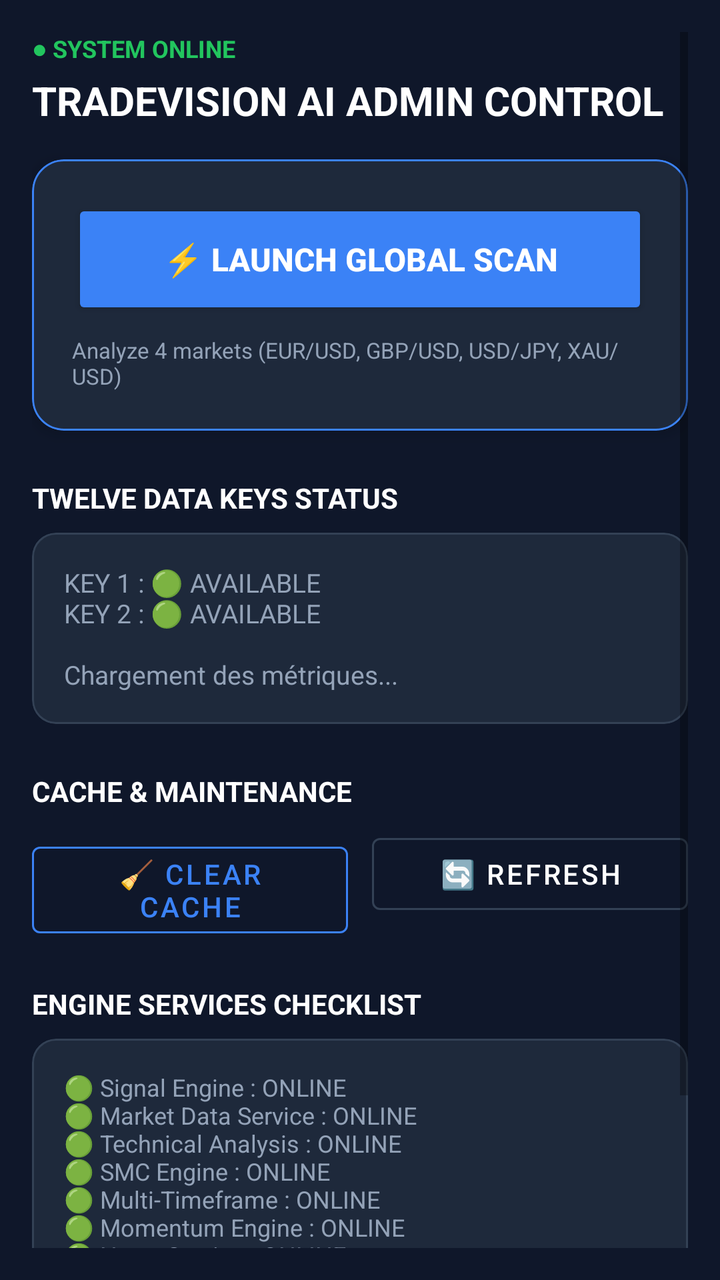
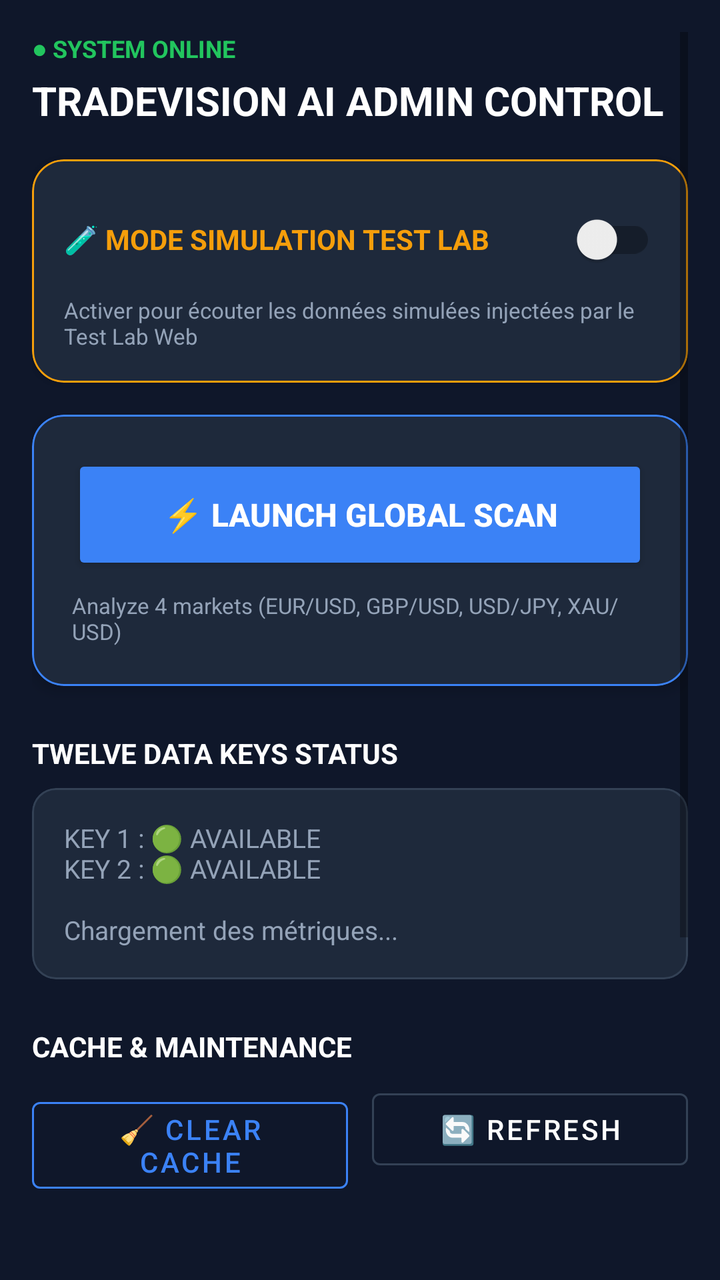

Before-and-after screenshots of an Android layout around one commit, followed by the original layout XML and the change that was made.
<!-- AndroidManifest.xml: application theme Theme.TradeVisionAI -->
<!-- res/layout/fragment_admin_control.xml -->
<?xml version="1.0" encoding="utf-8"?>
<ScrollView xmlns:android="http://schemas.android.com/apk/res/android"
    xmlns:app="http://schemas.android.com/apk/res-auto"
    android:layout_width="match_parent"
    android:layout_height="match_parent"
    android:background="@color/bg_main"
    android:padding="16dp">

    <LinearLayout
        android:layout_width="match_parent"
        android:layout_height="wrap_content"
        android:orientation="vertical">

        <TextView
            android:id="@+id/tvSystemStatus"
            android:layout_width="wrap_content"
            android:layout_height="wrap_content"
            android:text="● SYSTEM ONLINE"
            android:textColor="@color/signal_buy"
            android:textSize="12sp"
            android:textStyle="bold" />

        <TextView
            android:layout_width="wrap_content"
            android:layout_height="wrap_content"
            android:layout_marginTop="4dp"
            android:text="TRADEVISION AI ADMIN CONTROL"
            android:textColor="@color/text_main"
            android:textSize="20sp"
            android:textStyle="bold" />

        <com.google.android.material.card.MaterialCardView
            android:layout_width="match_parent"
            android:layout_height="wrap_content"
            android:layout_marginTop="16dp"
            app:cardBackgroundColor="@color/bg_card"
            app:cardCornerRadius="16dp"
            app:cardElevation="4dp"
            app:strokeColor="@color/admin_accent"
            app:strokeWidth="1dp">

            <LinearLayout
                android:layout_width="match_parent"
                android:layout_height="wrap_content"
                android:gravity="center"
                android:orientation="vertical"
                android:padding="20dp">

                <Button
                    android:id="@+id/btnScanAll"
                    android:layout_width="match_parent"
                    android:layout_height="60dp"
                    android:backgroundTint="@color/admin_accent"
                    android:text="⚡ LAUNCH GLOBAL SCAN"
                    android:textColor="@color/text_main"
                    android:textSize="16sp"
                    android:textStyle="bold" />

                <TextView
                    android:layout_width="wrap_content"
                    android:layout_height="wrap_content"
                    android:layout_marginTop="8dp"
                    android:text="Analyze 4 markets (EUR/USD, GBP/USD, USD/JPY, XAU/USD)"
                    android:textColor="@color/text_secondary"
                    android:textSize="11sp" />
            </LinearLayout>
        </com.google.android.material.card.MaterialCardView>

        <TextView
            android:layout_width="wrap_content"
            android:layout_height="wrap_content"
            android:layout_marginTop="24dp"
            android:text="TWELVE DATA KEYS STATUS"
            android:textColor="@color/text_main"
            android:textSize="14sp"
            android:textStyle="bold" />

        <com.google.android.material.card.MaterialCardView
            android:layout_width="match_parent"
            android:layout_height="wrap_content"
            android:layout_marginTop="8dp"
            app:cardBackgroundColor="@color/bg_card"
            app:cardCornerRadius="12dp"
            app:strokeColor="@color/bg_border"
            app:strokeWidth="1dp">

            <TextView
                android:id="@+id/tvKeysStatus"
                android:layout_width="match_parent"
                android:layout_height="wrap_content"
                android:padding="16dp"
                android:text="KEY 1 : 🟢 AVAILABLE\nKEY 2 : 🟢 AVAILABLE\n\nChargement des métriques..."
                android:textColor="@color/text_secondary"
                android:textSize="13sp" />
        </com.google.android.material.card.MaterialCardView>

        <TextView
            android:layout_width="wrap_content"
            android:layout_height="wrap_content"
            android:layout_marginTop="24dp"
            android:text="CACHE &amp; MAINTENANCE"
            android:textColor="@color/text_main"
            android:textSize="14sp"
            android:textStyle="bold" />

        <LinearLayout
            android:layout_width="match_parent"
            android:layout_height="wrap_content"
            android:layout_marginTop="8dp"
            android:orientation="horizontal">

            <com.google.android.material.button.MaterialButton
                android:id="@+id/btnClearCache"
                style="?attr/materialButtonOutlinedStyle"
                android:layout_width="0dp"
                android:layout_height="wrap_content"
                android:layout_weight="1"
                android:text="🧹 CLEAR CACHE"
                android:textColor="@color/admin_accent"
                app:strokeColor="@color/admin_accent" />

            <Space
                android:layout_width="12dp"
                android:layout_height="wrap_content" />

            <com.google.android.material.button.MaterialButton
                android:id="@+id/btnRefreshMetrics"
                style="?attr/materialButtonOutlinedStyle"
                android:layout_width="0dp"
                android:layout_height="wrap_content"
                android:layout_weight="1"
                android:text="🔄 REFRESH"
                android:textColor="@color/text_main"
                app:strokeColor="@color/bg_border" />
        </LinearLayout>

        <TextView
            android:layout_width="wrap_content"
            android:layout_height="wrap_content"
            android:layout_marginTop="24dp"
            android:text="ENGINE SERVICES CHECKLIST"
            android:textColor="@color/text_main"
            android:textSize="14sp"
            android:textStyle="bold" />

        <com.google.android.material.card.MaterialCardView
            android:layout_width="match_parent"
            android:layout_height="wrap_content"
            android:layout_marginTop="8dp"
            android:layout_marginBottom="24dp"
            app:cardBackgroundColor="@color/bg_card"
            app:cardCornerRadius="12dp"
            app:strokeColor="@color/bg_border"
            app:strokeWidth="1dp">

            <TextView
                android:layout_width="match_parent"
                android:layout_height="wrap_content"
                android:padding="16dp"
                android:text="🟢 Signal Engine : ONLINE\n🟢 Market Data Service : ONLINE\n🟢 Technical Analysis : ONLINE\n🟢 SMC Engine : ONLINE\n🟢 Multi-Timeframe : ONLINE\n🟢 Momentum Engine : ONLINE\n🟢 News Service : ONLINE\n🟢 Calendar Service : ONLINE\n🟢 AI Confirmation : ONLINE\n🟢 Firebase Push : ONLINE\n🟢 PostgreSQL Database : ONLINE"
                android:textColor="@color/text_secondary"
                android:textSize="12sp" />
        </com.google.android.material.card.MaterialCardView>

    </LinearLayout>
</ScrollView>
<!-- resources referenced by this layout -->
<resources>
  <color name="admin_accent">#3B82F6</color>
  <color name="bg_border">#334155</color>
  <color name="bg_card">#1E293B</color>
  <color name="bg_main">#0F172A</color>
  <color name="signal_buy">#22C55E</color>
  <color name="text_main">#FFFFFF</color>
  <color name="text_secondary">#94A3B8</color>
  <style name="Theme.TradeVisionAI" parent="Theme.MaterialComponents.DayNight.NoActionBar">
          
          
          <item name="colorPrimary">@color/admin_accent</item>
          <item name="colorOnPrimary">@color/text_main</item>
          <item name="android:windowBackground">@color/bg_main</item>
          <item name="colorSurface">@color/bg_card</item>
          <item name="colorOnSurface">@color/text_main</item>
  
          
          <item name="android:statusBarColor">@color/bg_main</item>
          <item name="android:windowLightStatusBar">false</item>
          
      </style>
</resources>

<!-- the commit's change to res/layout/fragment_admin_control.xml (unified diff, before → after) -->
@@ -29,6 +29,42 @@
             android:textSize="20sp"
             android:textStyle="bold" />
 
+        
+        <com.google.android.material.card.MaterialCardView
+            android:layout_width="match_parent"
+            android:layout_height="wrap_content"
+            android:layout_marginTop="16dp"
+            app:cardBackgroundColor="@color/bg_card"
+            app:cardCornerRadius="16dp"
+            app:strokeColor="@color/signal_wait"
+            app:strokeWidth="1dp">
+
+            <LinearLayout
+                android:layout_width="match_parent"
+                android:layout_height="wrap_content"
+                android:orientation="vertical"
+                android:padding="16dp">
+
+                <androidx.appcompat.widget.SwitchCompat
+                    android:id="@+id/switchTestLabMode"
+                    android:layout_width="match_parent"
+                    android:layout_height="wrap_content"
+                    android:text="🧪 MODE SIMULATION TEST LAB"
+                    android:textColor="@color/signal_wait"
+                    android:textSize="14sp"
+                    android:textStyle="bold" />
+
+                <TextView
+                    android:layout_width="wrap_content"
+                    android:layout_height="wrap_content"
+                    android:layout_marginTop="4dp"
+                    android:text="Activer pour écouter les données simulées injectées par le Test Lab Web"
+                    android:textColor="@color/text_secondary"
+                    android:textSize="11sp" />
+            </LinearLayout>
+        </com.google.android.material.card.MaterialCardView>
+
+        
         <com.google.android.material.card.MaterialCardView
             android:layout_width="match_parent"
             android:layout_height="wrap_content"
@@ -66,6 +102,7 @@
             </LinearLayout>
         </com.google.android.material.card.MaterialCardView>
 
+        
         <TextView
             android:layout_width="wrap_content"
             android:layout_height="wrap_content"
@@ -94,6 +131,7 @@
                 android:textSize="13sp" />
         </com.google.android.material.card.MaterialCardView>
 
+        
         <TextView
             android:layout_width="wrap_content"
             android:layout_height="wrap_content"
@@ -134,6 +172,7 @@
                 app:strokeColor="@color/bg_border" />
         </LinearLayout>
 
+        
         <TextView
             android:layout_width="wrap_content"
             android:layout_height="wrap_content"
<!-- resource entries referenced after the edit -->
@@ -5,6 +5,7 @@
   <color name="bg_card">#1E293B</color>
   <color name="bg_main">#0F172A</color>
   <color name="signal_buy">#22C55E</color>
+  <color name="signal_wait">#F59E0B</color>
   <color name="text_main">#FFFFFF</color>
   <color name="text_secondary">#94A3B8</color>
   <style name="Theme.TradeVisionAI" parent="Theme.MaterialComponents.DayNight.NoActionBar">
